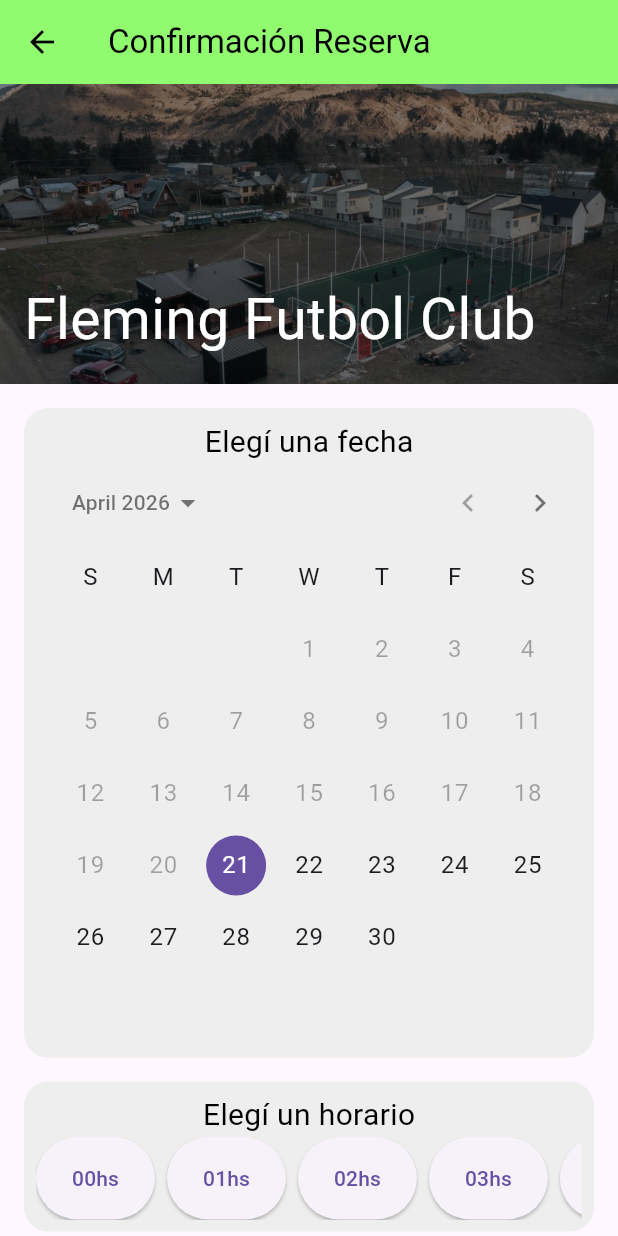
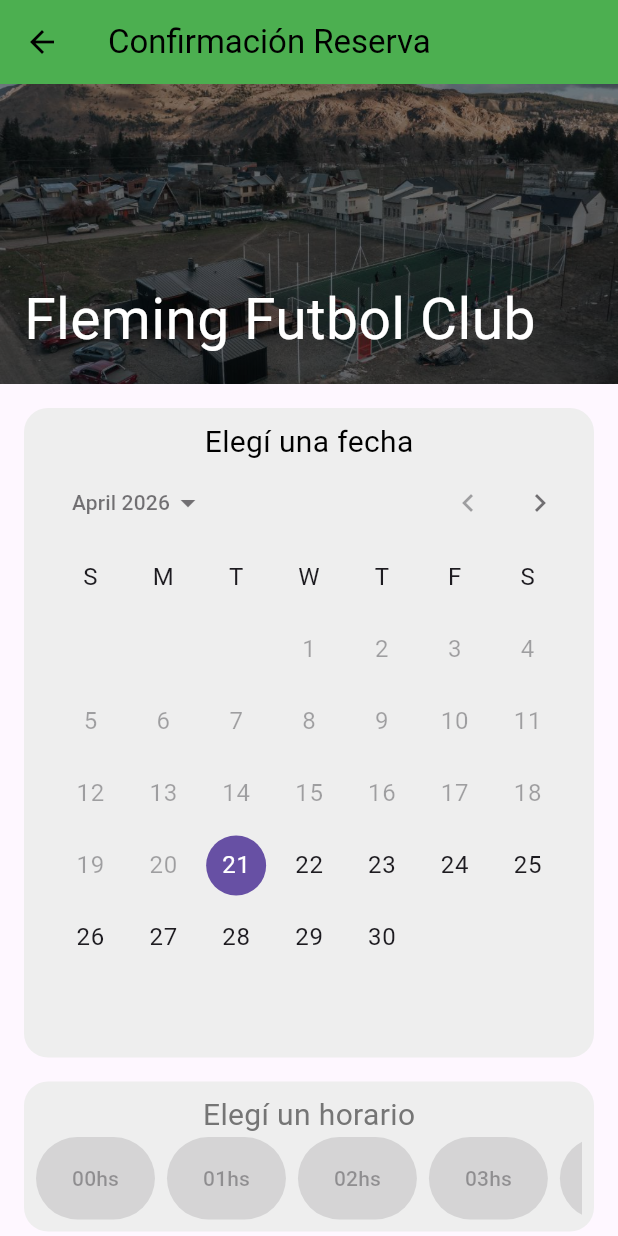
Before and after one commit to AyalaFranco/DashboardCanchasAdmin, a Flutter app: the ConfirmationScreen screen opened directly, on a phone screen of 412 x 824 dp. Run offline on Flutter 3.47's test engine with Material 3 defaults, Android fonts, the phone set to English and light mode, and no system bars.

Commit message:
Confirmation Screen Casi lista

```diff
--- a/lib/components/time_picker.dart
+++ b/lib/components/time_picker.dart
@@ -6,9 +6,17 @@ class TimePicker extends StatelessWidget {
   final int? selectedHour;
   final double height;
   final String title;
+  final bool enabled;
   final void Function(int) onHourSelected;
 
-  const TimePicker({super.key,  required this.onHourSelected, required this.height, required this.title, this.selectedHour});
+  const TimePicker({
+    super.key,
+    required this.onHourSelected,
+    required this.height,
+    required this.title,
+    this.selectedHour,
+    required this.enabled,
+  });
 
   @override
   Widget build(BuildContext context) {
@@ -18,20 +26,18 @@ class TimePicker extends StatelessWidget {
       decoration: BoxDecorations.containerName,
       child: Column(
         children: [
-          Text(title, style: TextStyles.bodyText),
+          Text(
+            title,
+            style: enabled
+                ? TextStyles.bodyText
+                : TextStyles.bodyText.copyWith(color: Colors.grey.shade600),
+          ),
           Expanded(
             child: ListView.separated(
               scrollDirection: Axis.horizontal,
-              itemBuilder: (_, i) => ElevatedButton(
-                style: (selectedHour == i)
-                    ? ElevatedButton.styleFrom(
-                        backgroundColor: Colors.green,
-                        foregroundColor: Colors.white,
-                      )
-                    : null,
-                onPressed: () => onHourSelected(i),
-                child: Text("${i.toString().padLeft(2, '0')}hs"),
-              ),
+              itemBuilder: (_, i) => enabled
+                  ? _enabledButtonBuilder(i)
+                  : _disabledButtonBuilder(i),
               separatorBuilder: (_, _) => SizedBox(width: 8),
               itemCount: 24,
             ),
@@ -40,4 +46,25 @@ class TimePicker extends StatelessWidget {
       ),
     );
   }
+
+  ElevatedButton _enabledButtonBuilder(int index) {
+    return ElevatedButton(
+      style: (selectedHour == index)
+          ? ElevatedButton.styleFrom(
+              backgroundColor: Colors.green,
+              foregroundColor: Colors.white,
+            )
+          : ElevatedButton.styleFrom(foregroundColor: Colors.black),
+      onPressed: () => onHourSelected(index),
+      child: Text("${index.toString().padLeft(2, '0')}hs"),
+    );
+  }
+
+  ElevatedButton _disabledButtonBuilder(int index) {
+    return ElevatedButton(
+      style: ElevatedButton.styleFrom(foregroundColor: Colors.grey.shade600),
+      onPressed: null,
+      child: Text("${index.toString().padLeft(2, '0')}hs"),
+    );
+  }
 }
--- a/lib/screens/confirmation_screen.dart
+++ b/lib/screens/confirmation_screen.dart
@@ -1,7 +1,7 @@
 import 'package:flutter/material.dart';
 import 'package:reserva_cancha/components/date_picker.dart';
 import 'package:reserva_cancha/components/time_picker.dart';
-import 'package:reserva_cancha/core/app_colors.dart';
+import 'package:intl/intl.dart';
 
 class ConfirmationScreen extends StatefulWidget {
   const ConfirmationScreen({super.key});
@@ -11,17 +11,32 @@ class ConfirmationScreen extends StatefulWidget {
 }
 
 class _ConfirmationScreenState extends State<ConfirmationScreen> {
-  int? _selectedHour = 5;
+  int? _selectedHour;
+  DateTime? _selectedDate;
+
+  String get _confirmationButtonText {
+    String text = "CONFIRMAR RESERVA";
+
+    if (_selectedDate != null) {
+      text += " ${DateFormat('dd/MM/yyyy').format(_selectedDate!)}";
+      if (_selectedHour != null) {
+        text += " $_selectedHour:00hs";
+      }
+    }
+
+    return text;
+  }
 
   @override
   Widget build(BuildContext context) {
     return Scaffold(
       appBar: AppBar(
         title: Text("Confirmación Reserva"),
-        backgroundColor: AppColors.backgraound,
+        backgroundColor: Colors.green,
         foregroundColor: Colors.black,
       ),
-      body: ListView(
+      body: SingleChildScrollView(
+        child: Column(
           children: [
             _ConfirmationHeader(),
             Padding(
@@ -32,19 +47,39 @@ class _ConfirmationScreenState extends State<ConfirmationScreen> {
                   DatePicker(
                     title: "Elegí una fecha",
                     enabledDays: 30,
-                  onDateChanged: (_) => (),
+                    onDateChanged: (date) =>
+                        (setState(() => _selectedDate = date)),
                   ),
                   SizedBox(height: 16),
                   TimePicker(
+                    enabled: _selectedDate != null,
                     height: 100,
                     title: "Elegí un horario",
                     selectedHour: _selectedHour,
                     onHourSelected: (h) => setState(() => _selectedHour = h),
                   ),
+                  SizedBox(height: 16),
+                  SizedBox(
+                    height: 60,
+                    width: double.infinity,
+                    child: ElevatedButton(
+                      onPressed: (_selectedHour != null) ? () => () : null,
+                      style: ElevatedButton.styleFrom(
+                        backgroundColor: Colors.green,
+                        foregroundColor: Colors.white,
+                        disabledForegroundColor: Colors.grey.shade600,
+                      ),
+                      child: Text(
+                        _confirmationButtonText,
+                        style: TextStyle(fontWeight: FontWeight.bold),
+                      ),
+                    ),
+                  ),
                 ],
               ),
             ),
           ],
+        ),
       ),
     );
   }
--- a/pubspec.yaml
+++ b/pubspec.yaml
@@ -9,6 +9,7 @@ environment:
 dependencies:
   flutter:
     sdk: flutter
+  intl: ^0.20.2
 
 dev_dependencies:
   flutter_test:
```
Also changed, not shown: pubspec.lock. Lines whose indentation alone changed are shown as unchanged.
